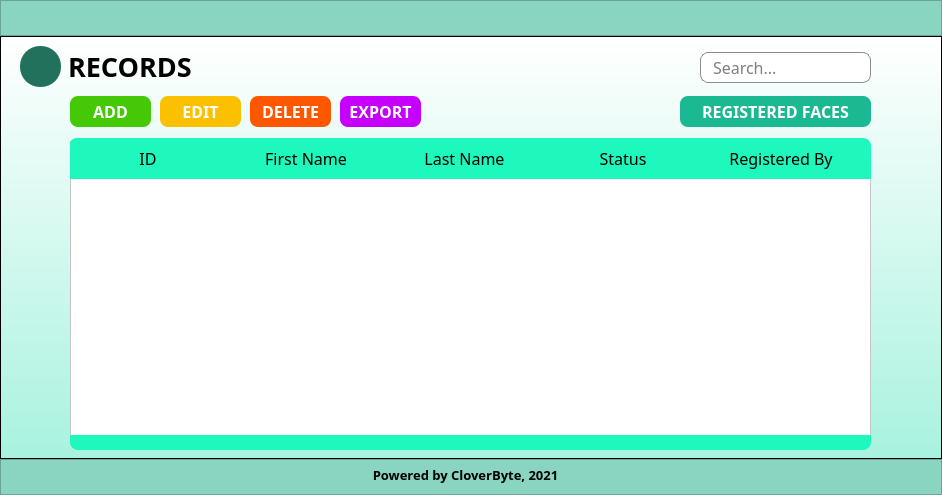
This is records.ui in marcryangil/facemaskdetection as Qt 5 draws it before an edit. The edited form follows.
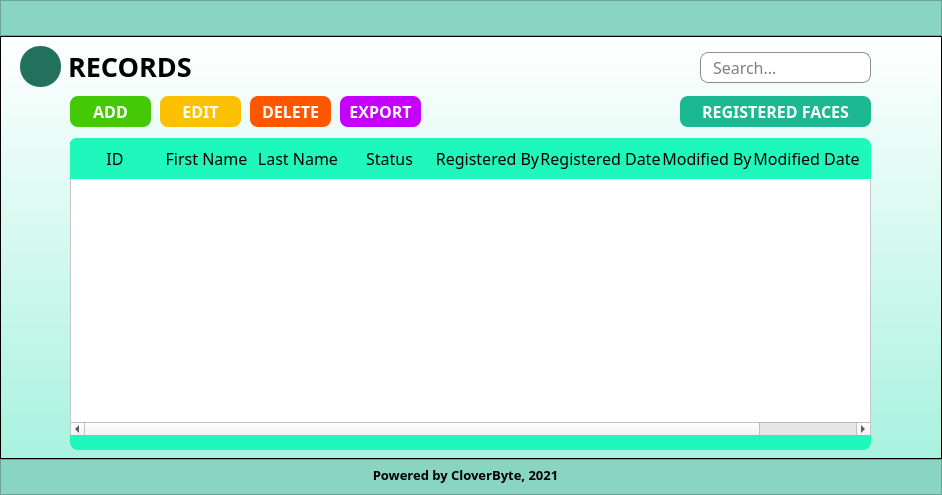
This is the edited form. Icons and pictures are not drawn.

Patch:
```diff
--- a/records.ui
+++ b/records.ui
@@ -226,6 +226,9 @@
 
 </string>
        </property>
+       <property name="horizontalScrollBarPolicy">
+        <enum>Qt::ScrollBarAlwaysOn</enum>
+       </property>
        <attribute name="horizontalHeaderStretchLastSection">
         <bool>false</bool>
        </attribute>
@@ -257,6 +260,21 @@
          <string>New Column</string>
         </property>
        </column>
+       <column>
+        <property name="text">
+         <string>New Column</string>
+        </property>
+       </column>
+       <column>
+        <property name="text">
+         <string>New Column</string>
+        </property>
+       </column>
+       <column>
+        <property name="text">
+         <string>New Column</string>
+        </property>
+       </column>
       </widget>
       <widget class="QLabel" name="label_7">
        <property name="geometry">
@@ -641,7 +659,7 @@
           </widget>
          </item>
          <item>
-          <widget class="QLabel" name="label_5">
+          <widget class="QLabel" name="label_8">
            <property name="font">
             <font>
              <family>Work Sans Medium</family>
@@ -664,6 +682,78 @@
            </property>
           </widget>
          </item>
+         <item>
+          <widget class="QLabel" name="label_9">
+           <property name="font">
+            <font>
+             <family>Work Sans Medium</family>
+             <pointsize>12</pointsize>
+             <weight>50</weight>
+             <bold>false</bold>
+            </font>
+           </property>
+           <property name="styleSheet">
+            <string notr="true">background-color: transparent;
+border: none;
+color: rgb(0, 0, 0);
+border-radius: 8px;</string>
+           </property>
+           <property name="text">
+            <string>Registered Date</string>
+           </property>
+           <property name="alignment">
+            <set>Qt::AlignCenter</set>
+           </property>
+          </widget>
+         </item>
+         <item>
+          <widget class="QLabel" name="label_10">
+           <property name="font">
+            <font>
+             <family>Work Sans Medium</family>
+             <pointsize>12</pointsize>
+             <weight>50</weight>
+             <bold>false</bold>
+            </font>
+           </property>
+           <property name="styleSheet">
+            <string notr="true">background-color: transparent;
+border: none;
+color: rgb(0, 0, 0);
+border-radius: 8px;</string>
+           </property>
+           <property name="text">
+            <string>Modified By</string>
+           </property>
+           <property name="alignment">
+            <set>Qt::AlignCenter</set>
+           </property>
+          </widget>
+         </item>
+         <item>
+          <widget class="QLabel" name="label_5">
+           <property name="font">
+            <font>
+             <family>Work Sans Medium</family>
+             <pointsize>12</pointsize>
+             <weight>50</weight>
+             <bold>false</bold>
+            </font>
+           </property>
+           <property name="styleSheet">
+            <string notr="true">background-color: transparent;
+border: none;
+color: rgb(0, 0, 0);
+border-radius: 8px;</string>
+           </property>
+           <property name="text">
+            <string>Modified Date</string>
+           </property>
+           <property name="alignment">
+            <set>Qt::AlignCenter</set>
+           </property>
+          </widget>
+         </item>
         </layout>
        </widget>
       </widget>
```
